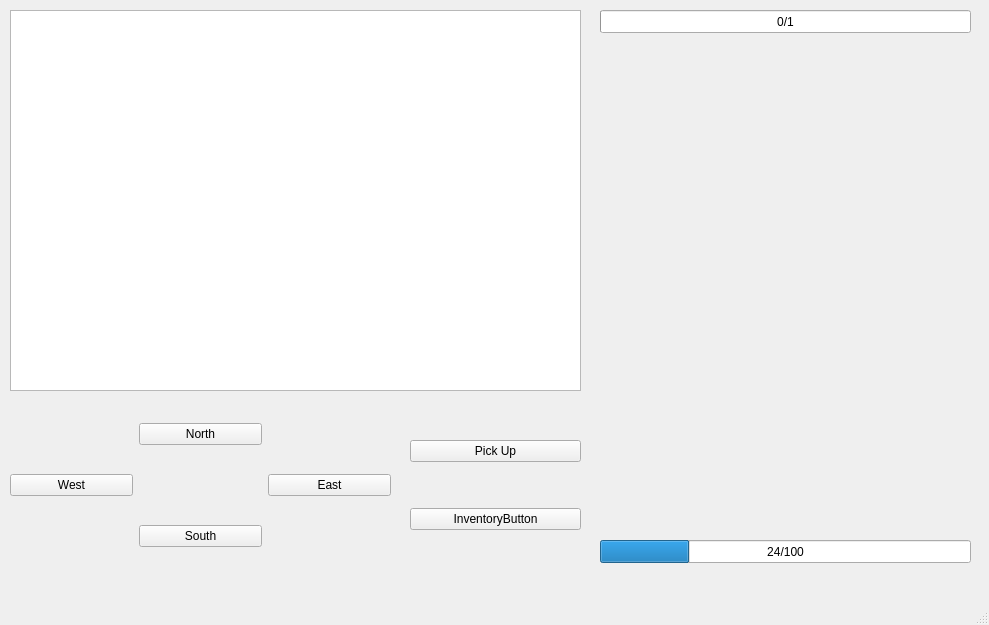
Qt form mainwindow.ui (Ben0C/ZorkProject) before a commit.
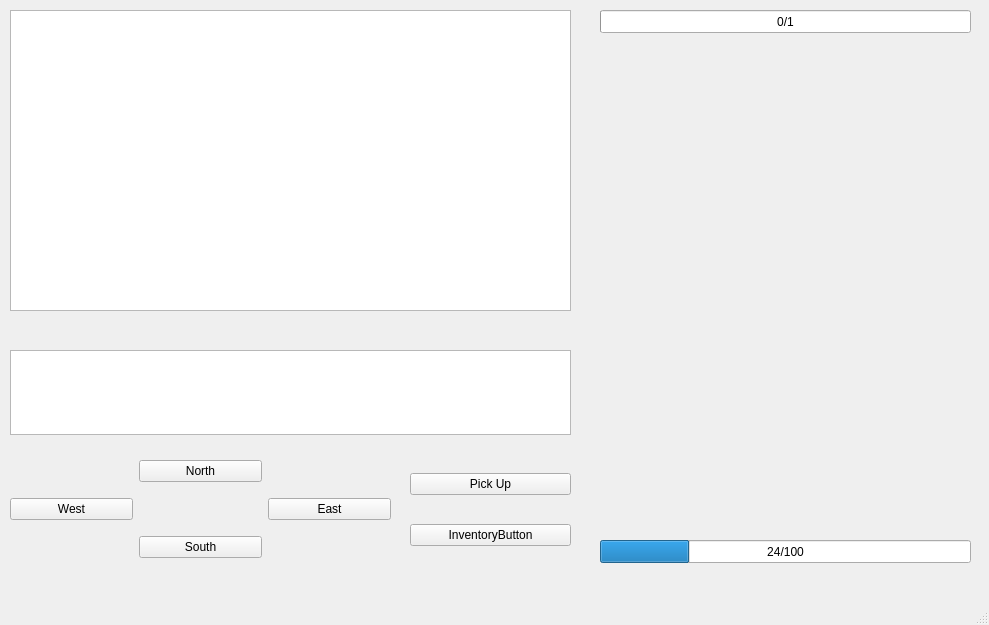
The same form after that commit.

```diff
--- a/mainwindow.ui
+++ b/mainwindow.ui
@@ -19,8 +19,8 @@
      <rect>
       <x>10</x>
       <y>10</y>
-      <width>571</width>
-      <height>381</height>
+      <width>561</width>
+      <height>301</height>
      </rect>
     </property>
     <property name="acceptRichText">
@@ -34,9 +34,9 @@
     <property name="geometry">
      <rect>
       <x>10</x>
-      <y>400</y>
+      <y>450</y>
       <width>381</width>
-      <height>171</height>
+      <height>121</height>
      </rect>
     </property>
     <layout class="QGridLayout" name="gridLayout">
@@ -87,9 +87,9 @@
     <property name="geometry">
      <rect>
       <x>410</x>
-      <y>400</y>
-      <width>171</width>
-      <height>171</height>
+      <y>450</y>
+      <width>161</width>
+      <height>121</height>
      </rect>
     </property>
     <layout class="QGridLayout" name="gridLayout_2">
@@ -144,6 +144,16 @@
      <string>%v/%m</string>
     </property>
    </widget>
+   <widget class="QTextEdit" name="statusBar">
+    <property name="geometry">
+     <rect>
+      <x>10</x>
+      <y>350</y>
+      <width>561</width>
+      <height>85</height>
+     </rect>
+    </property>
+   </widget>
    <zorder>label</zorder>
    <zorder>textEdit</zorder>
    <zorder>gridLayoutWidget</zorder>
```
Left out of the diff: 3 changed lines with no effect on the pictures.
